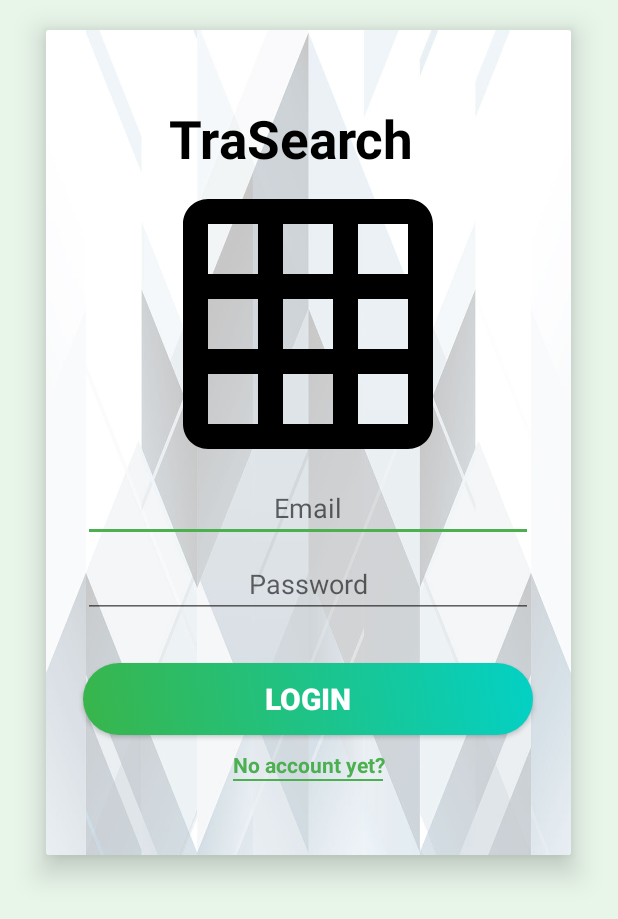
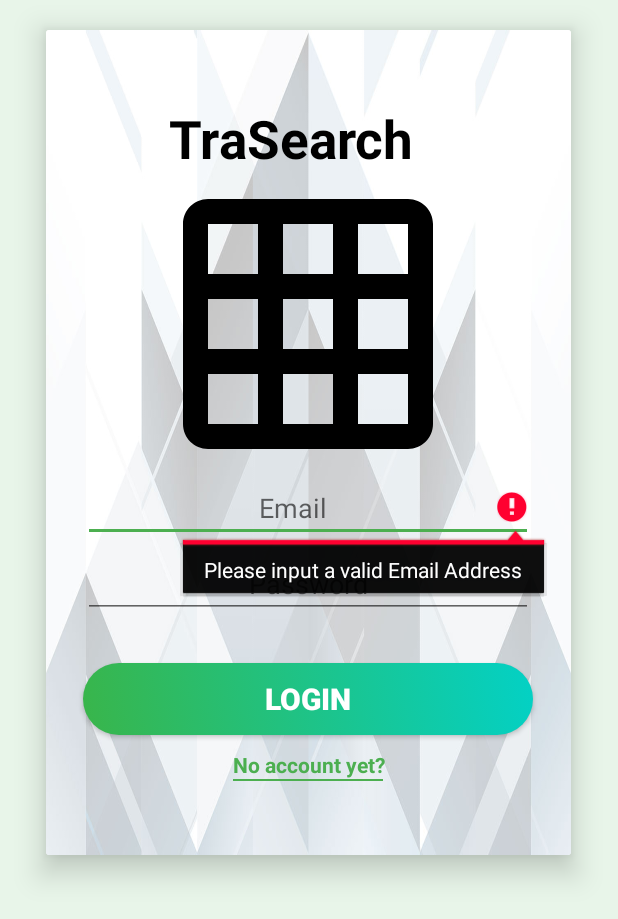
Before and after one commit to Taquio/TraSearch6, an Android app: the LoginActivity screen opened directly, with no data from a screen before it, after a tap on "LOGIN", on a phone screen of 412 x 824 dp. Shown: the top 919 px of the screen. Run offline under Robolectric (Android 15) with nearby library versions, the light colour scheme and no system bars; our stand-ins replace Firebase (no records; nobody signed in at launch, a user with empty details on screens opened directly).

Commit message:
Login Error Trapping

```diff
--- a/app/src/main/java/com/example/taquio/trasearch6/LoginActivity.java
+++ b/app/src/main/java/com/example/taquio/trasearch6/LoginActivity.java
@@ -68,6 +68,14 @@ public class LoginActivity extends AppCompatActivity {
             public void onClick(View v) {
                 String email = Lfield_email.getText().toString(),password = Lfield_password.getText().toString();
 
+                if(hasRegError())
+                {
+                    Log.d(TAG, "onClick: Has Error");
+                    Toast.makeText(LoginActivity.this,"Error",Toast.LENGTH_SHORT).show();
+                }
+
+                else
+                {
                     mAuth.signInWithEmailAndPassword(email, password)
                             .addOnCompleteListener(LoginActivity.this, new OnCompleteListener<AuthResult>() {
                                 @Override
@@ -87,6 +95,7 @@ public class LoginActivity extends AppCompatActivity {
                                     //..
                                 }
                             });
+                }
             }
         });
     }
@@ -114,7 +123,28 @@ public class LoginActivity extends AppCompatActivity {
         });
     }
 
+    private boolean hasRegError()
+    {
+        final String email = Lfield_email.getText().toString(),
+                password = Lfield_password.getText().toString();
+        boolean flag = true;
 
+        if(email.length()<=0)
+        {
+            Lfield_email.setError("Please input a valid Email Address");
+        }
+        else if(password.length()<8)
+        {
+            Lfield_password.setError("Password must be more than 8 characters");
+        }
+        else
+        {
+            flag=false;
+        }
+
+        return flag;
+
+    }
 
     private void refIDs(){
         Lbtn_submit = findViewById(R.id.Lbtn_submit);
```
Also changed, not shown: app/src/main/java/com/example/taquio/trasearch6/RegisterActivity.java (+10 -8 lines). Lines whose indentation alone changed are shown as unchanged.
